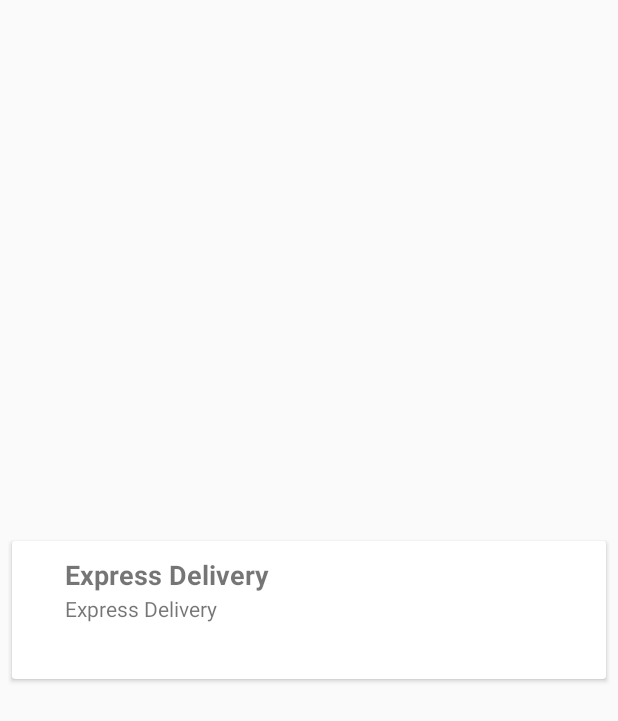
After one commit to fjmartins/express-delivery, an Android app: the layout proposal_activity_adapter.xml on its own in the app's theme, with its tools: preview values and no code run, on a phone screen of 412 x 824 dp. The commit adds this screen. Shown: the top 721 px of the screen. Run offline under Robolectric (Android 15) with nearby library versions, the phone set to English and light mode, and no system bars.

Commit message:
Criando recycleview para listagem de proposta

```diff
--- a/app/src/main/AndroidManifest.xml
+++ b/app/src/main/AndroidManifest.xml
@@ -51,6 +51,11 @@
             android:theme="@style/AppTheme.NoActionBar">
         </activity>
 
+        <activity
+            android:name="views.UserProposalListActivity"
+            android:theme="@style/AppTheme.NoActionBar">
+        </activity>
+
         <!-- DANGER AREA -->
         <meta-data
             android:name="com.parse.APPLICATION_ID"
--- /dev/null
+++ b/app/src/main/res/layout/proposal_activity_adapter.xml
@@ -0,0 +1,41 @@
+<?xml version="1.0" encoding="utf-8"?>
+<LinearLayout xmlns:android="http://schemas.android.com/apk/res/android"
+    android:layout_width="match_parent"
+    android:layout_height="match_parent"
+    android:orientation="horizontal"
+    android:padding="5dp"
+    android:weightSum="1">
+
+    <!-- A CardView that contains a TextView -->
+    <android.support.v7.widget.CardView xmlns:card_view="http://schemas.android.com/apk/res-auto"
+        android:id="@+id/card_view"
+        android:layout_width="match_parent"
+        android:layout_height="100dp"
+        android:layout_gravity="center"
+        card_view:cardUseCompatPadding="true"
+        android:layout_marginBottom="5dp">
+
+        <TextView
+            android:id="@+id/txtTitulo"
+            android:layout_width="match_parent"
+            android:layout_height="wrap_content"
+            android:text="@string/app_name"
+            android:textSize="18sp"
+            android:textStyle="bold"
+            android:layout_marginTop="10sp"
+            android:layout_marginLeft="35sp"
+            android:gravity="center_vertical"/>
+
+        <TextView
+            android:id="@+id/txtDescricao"
+            android:layout_width="match_parent"
+            android:layout_height="wrap_content"
+            android:text="@string/app_name"
+            android:layout_marginLeft="35sp"
+            android:layout_marginTop="35sp"
+            android:gravity="center_vertical"/>
+
+
+    </android.support.v7.widget.CardView>
+
+</LinearLayout>
```
Also changed, not shown: app/src/main/java/views/AnnoucementUserActivity.java (+51 -1 lines), app/src/main/java/views/AnnouncementDetailActivity.java (+12 -18 lines), app/src/main/java/views/UserProposalListActivity.java (added, +135 -0 lines), app/src/main/java/views/adapters/ProposalAdapter.java (added, +100 -0 lines), app/src/main/java/views/adapters/ProposalViewHolder.java (added, +23 -0 lines).
